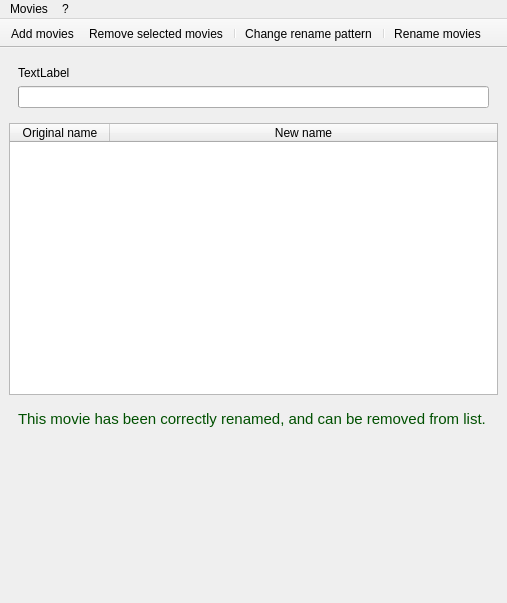
The window that src/main_window.ui (albemala/almoviesrenamer) describes before a commit, drawn with Qt 5.
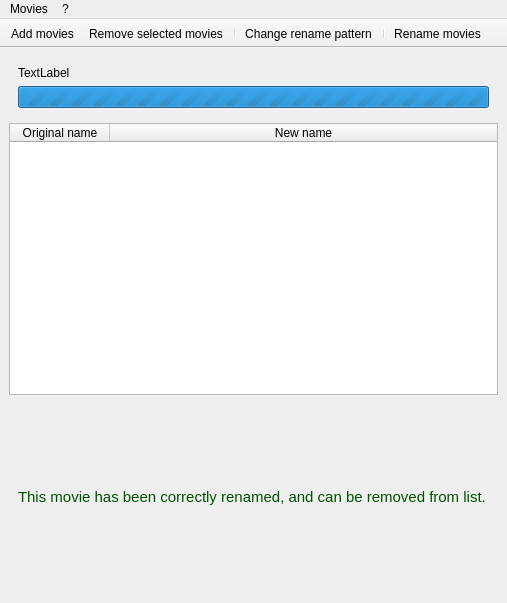
The same window after the commit. The open tabs and pages were chosen to show the change. Icons and pictures are not drawn.

Commit message: some corrections on GUI showing movie state

What changed in the file:
```diff
--- a/src/main_window.ui
+++ b/src/main_window.ui
@@ -38,7 +38,7 @@
        <item>
         <widget class="QProgressBar" name="progress_loading">
          <property name="maximum">
-          <number>1</number>
+          <number>0</number>
          </property>
          <property name="textVisible">
           <bool>false</bool>
@@ -346,19 +346,6 @@
           </property>
          </widget>
         </item>
-        <item>
-         <spacer name="verticalSpacer">
-          <property name="orientation">
-           <enum>Qt::Vertical</enum>
-          </property>
-          <property name="sizeHint" stdset="0">
-           <size>
-            <width>0</width>
-            <height>0</height>
-           </size>
-          </property>
-         </spacer>
-        </item>
        </layout>
       </widget>
       <widget class="QWidget" name="page_6">
```
Left out of the diff: 19 changed lines with no effect on the pictures. The commit also changes 2 other files.
